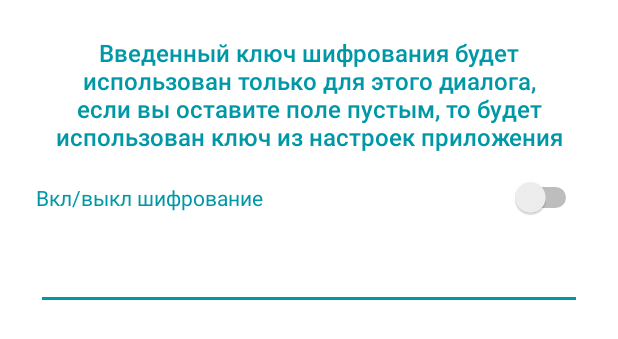
After one commit to matek3022/VkMessager, an Android app: the layout layout_alert_dialog_security_setting.xml on its own in the app's theme, with its tools: preview values and no code run, on a phone screen of 412 x 824 dp. The commit adds this screen. Shown: the top 339 px of the screen. Run offline under Robolectric (Android 15) with nearby library versions, the phone set to English and light mode, and no system bars.

Commit message:
2.0.1 обвновлено шифрование, добавлены настройки в диалоги

```diff
--- a/app/build.gradle
+++ b/app/build.gradle
@@ -8,7 +8,7 @@ android {
         minSdkVersion 16
         targetSdkVersion 25
         versionCode 1
-        versionName "2.0"
+        versionName "2.0.1"
         testInstrumentationRunner "android.support.test.runner.AndroidJUnitRunner"
     }
     buildTypes {
--- a/app/src/main/res/layout/fragment_list_friend.xml
+++ b/app/src/main/res/layout/fragment_list_friend.xml
@@ -1,6 +1,6 @@
 <?xml version="1.0" encoding="utf-8"?>
 <FrameLayout xmlns:android="http://schemas.android.com/apk/res/android"
-
+    android:background="@color/white"
     android:layout_width="match_parent"
     android:layout_height="match_parent">
 
@@ -18,14 +18,13 @@
 
             <EditText
                 android:id="@+id/filter"
-                android:background="@color/white"
                 android:padding="8dp"
+                android:hint="@string/FILTER"
                 android:layout_width="match_parent"
                 android:layout_height="wrap_content" />
 
             <android.support.v7.widget.RecyclerView
                 android:id="@+id/list"
-                android:background="@color/white"
                 android:layout_width="match_parent"
                 android:layout_height="match_parent" />
         </LinearLayout>
--- /dev/null
+++ b/app/src/main/res/layout/layout_alert_dialog_security_setting.xml
@@ -0,0 +1,30 @@
+<?xml version="1.0" encoding="utf-8"?>
+<RelativeLayout xmlns:android="http://schemas.android.com/apk/res/android"
+    android:padding="@dimen/defaultWindowPadding"
+    android:background="@color/white"
+    android:layout_width="match_parent"
+    android:layout_height="wrap_content">
+    <TextView
+        android:id="@+id/title_security"
+        android:gravity="center"
+        android:text="Введенный ключ шифрования будет использован только для этого диалога, если вы оставите поле пустым, то будет использован ключ из настроек приложения"
+        android:fontFamily="sans-serif-medium"
+        android:textColor="@color/primary_dark"
+        android:textSize="16sp"
+        android:layout_marginBottom="@dimen/defaultPadding"
+        android:layout_width="match_parent"
+        android:layout_height="wrap_content" />
+    <Switch
+        android:layout_below="@+id/title_security"
+        android:id="@+id/switch_security"
+        android:layout_marginBottom="@dimen/defaultPadding"
+        android:text="Вкл/выкл шифрование"
+        android:textColor="@color/primary_dark"
+        android:layout_width="match_parent"
+        android:layout_height="wrap_content" />
+    <EditText
+        android:id="@+id/et_security"
+        android:layout_below="@+id/switch_security"
+        android:layout_width="match_parent"
+        android:layout_height="wrap_content" />
+</RelativeLayout>
```
Also changed, not shown: app/src/main/java/com/example/app/fragments/DialogFragment.java (+181 -160 lines), app/src/main/java/com/example/app/fragments/ForwardMessagesFragment.java (+28 -11 lines), app/src/main/java/com/example/app/fragments/states/ForwardMessagesState.java (+6 -4 lines), app/src/main/java/com/example/app/managers/PreferencesManager.java (+26 -2 lines), app/src/main/java/com/example/app/utils/CryptUtils.java (+13 -13 lines), app/src/main/res/menu/dialog_menu.xml (+9 -2 lines).
